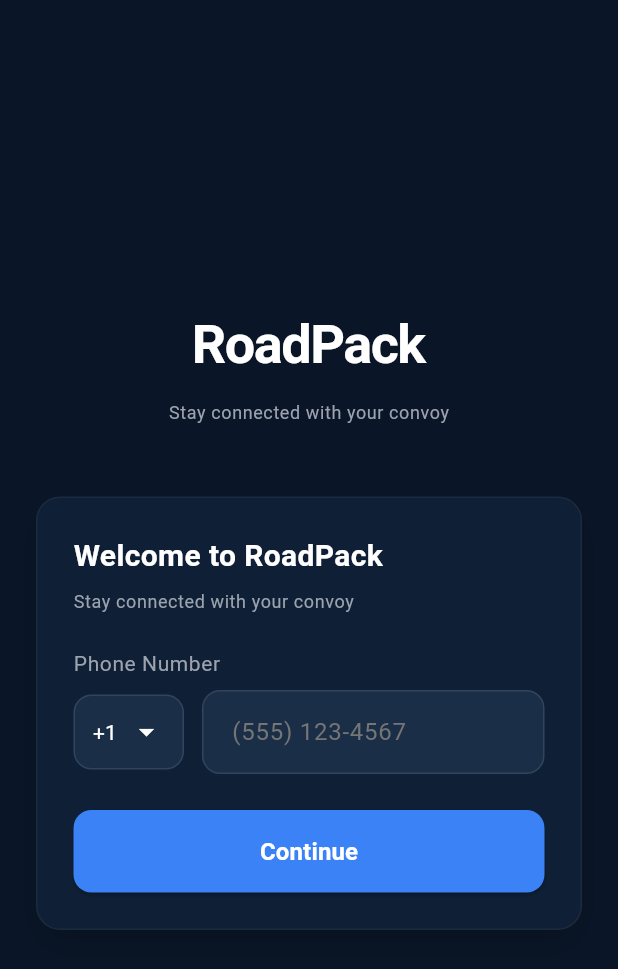
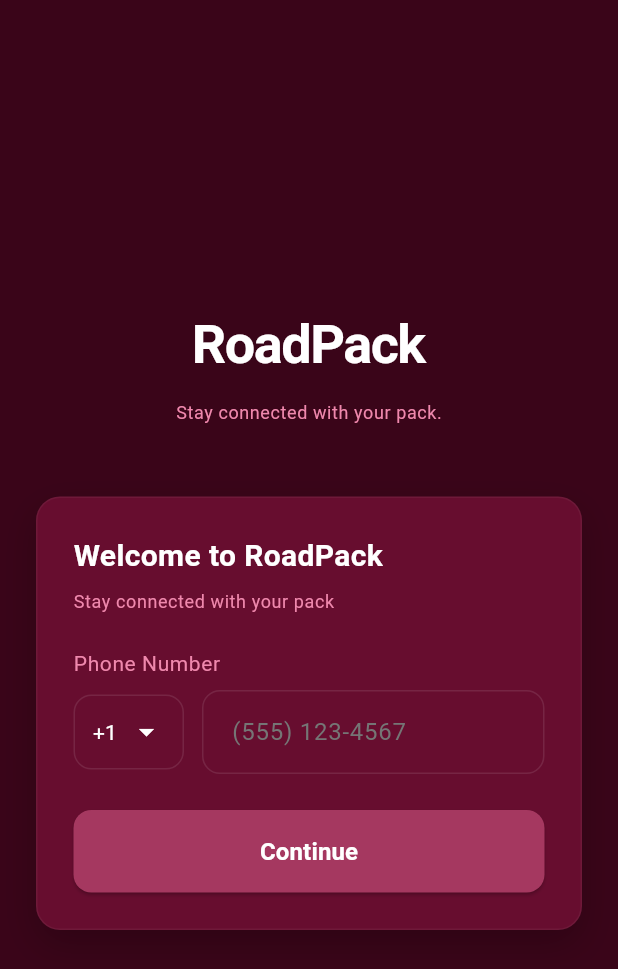
Before and after one commit to CodedRichy/RoadPack, a Flutter app: the screen it shows after launch, on a phone screen of 412 x 824 dp. Shown: the top 969 px of the screen. Run offline on Flutter 3.47's test engine with Material 3 defaults, Android fonts, the phone set to English and light mode, and no system bars; our stand-ins replace flutter_map, latlong2, lucide_icons.

Commit message:
Update theme colors and adjust UI spacing/text
Changed the app's color palette in app_colors.dart to new shades of pink and purple. Updated home_screen.dart to reduce the bottom spacing from 100 to 50 for the BottomNavBar. Modified login_screen.dart to update the tagline from 'convoy' to 'pack' for consistency.

```diff
--- a/lib/screens/home_screen.dart
+++ b/lib/screens/home_screen.dart
@@ -188,7 +188,7 @@
                       ),
                     ],
                   ),
-                  const SizedBox(height: 100), // Space for BottomNavBar
+                  const SizedBox(height: 50), // Space for BottomNavBar
                 ],
               ),
             ),
--- a/lib/screens/login_screen.dart
+++ b/lib/screens/login_screen.dart
@@ -35,7 +35,7 @@
               ),
               const SizedBox(height: 12),
               Text(
-                'Stay connected with your convoy',
+                'Stay connected with your pack.',
                 style: Theme.of(context).textTheme.bodySmall,
               ),
               const SizedBox(height: 48),
@@ -68,7 +68,7 @@
                     ),
                     const SizedBox(height: 8),
                     Text(
-                      'Stay connected with your convoy',
+                      'Stay connected with your pack',
                       style: Theme.of(context).textTheme.bodySmall,
                     ),
                     const SizedBox(height: 24),
--- a/lib/theme/app_colors.dart
+++ b/lib/theme/app_colors.dart
@@ -1,11 +1,11 @@
 import 'package:flutter/material.dart';
 
 class AppColors {
-  static const Color background = Color(0xFF0A1628);
-  static const Color card = Color(0xFF0F1F35);
-  static const Color primary = Color(0xFF3B82F6);
-  static const Color textSecondary = Color(0xFF9CA3AF); // gray-400
-  static const Color inputBackground = Color(0xFF1A2F47);
+  static const Color background = Color(0xFF3A0519);
+  static const Color card = Color(0xFF670D2F);
+  static const Color primary = Color(0xFFA53860);
+  static const Color textSecondary = Color(0xFFEF88AD);
+  static const Color inputBackground = Color(0xFF670D2F); // Matching card
   static const Color white = Colors.white;
 }
 
```
